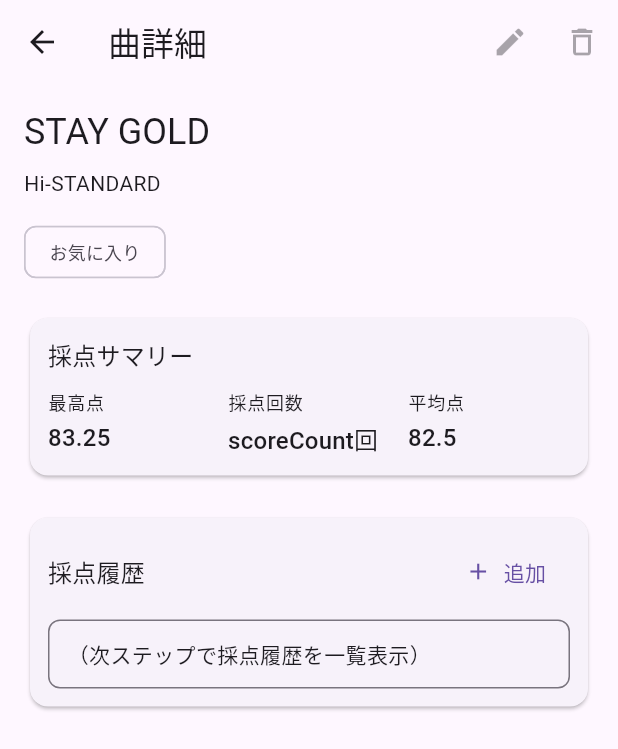
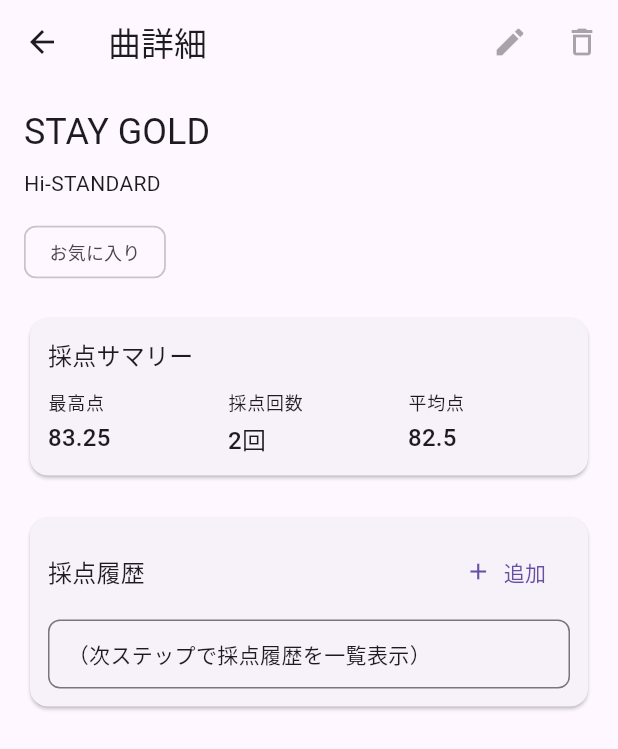
Before and after one commit to kawamata-natsuki/utamemo_app, a Flutter app: the screen it shows after launch, after a tap on "STAY GOLD", on a phone screen of 412 x 824 dp. Shown: the top 749 px of the screen. Run offline on Flutter 3.47's test engine with Material 3 defaults, Android fonts, the phone set to English and light mode, and no system bars; our stand-ins replace firebase_core, firebase_crashlytics; accounts and stored records are empty.

Commit message:
refactor: S11曲詳細画面の責務を分離
- S11SongDetailController を作成してビジネスロジックを管理
- S11SongDetailPage を StatelessWidget から StatefulWidget に変換
- データ取得ロジックをコントローラーに移動
- プライベートウィジェットを新しい共有ウィジェットに置き換え
- 採点追加後の曲情報更新機能を追加
- コードの整理と可読性を向上

```diff
--- /dev/null
+++ b/lib/presentation/screens/s11_song_detail/s11_song_detail_controller.dart
@@ -0,0 +1,14 @@
+import 'package:utamemo_app/data/repositories/song/song_repository.dart';
+import 'package:utamemo_app/domain/model/song.dart';
+
+/// 曲詳細画面のデータ取得ロジックを管理するコントローラー
+class S11SongDetailController {
+  S11SongDetailController(this._repository);
+
+  final SongRepository _repository;
+
+  /// 指定されたIDの曲情報を取得する
+  Future<Song?> loadSong(String songId) async {
+    return await _repository.getSongById(songId);
+  }
+}
--- a/lib/presentation/screens/s11_song_detail/s11_song_detail_page.dart
+++ b/lib/presentation/screens/s11_song_detail/s11_song_detail_page.dart
@@ -1,10 +1,18 @@
 import 'package:flutter/material.dart';
 import 'package:provider/provider.dart';
 
-// providers
 import 'package:utamemo_app/data/repositories/song/song_repository.dart';
+import 'package:utamemo_app/domain/model/song.dart';
 
-class S11SongDetailPage extends StatelessWidget {
+import 'package:utamemo_app/presentation/screens/s11_song_detail/s11_song_detail_controller.dart';
+import 'package:utamemo_app/presentation/screens/s21_add_score/s21_add_score_page.dart';
+import 'package:utamemo_app/presentation/shared/widgets/error_scaffold.dart';
+import 'package:utamemo_app/presentation/shared/widgets/not_found_scaffold.dart';
+import 'package:utamemo_app/presentation/shared/widgets/score_history_section.dart';
+import 'package:utamemo_app/presentation/shared/widgets/score_summary_card.dart';
+import 'package:utamemo_app/presentation/shared/widgets/tags_wrap.dart';
+
+class S11SongDetailPage extends StatefulWidget {
   const S11SongDetailPage({
     super.key,
     required this.songId,
@@ -13,44 +21,69 @@ class S11SongDetailPage extends StatelessWidget {
   final String songId;
 
   @override
+  State<S11SongDetailPage> createState() => _S11SongDetailPageState();
+}
+
+class _S11SongDetailPageState extends State<S11SongDetailPage> {
+  late final S11SongDetailController _controller;
+  late Future<Song?> _songFuture;
+
+  // 初期化
+  @override
+  void initState() {
+    super.initState();
+    final repo = context.read<SongRepository>();
+    _controller = S11SongDetailController(repo);
+    _songFuture = _controller.loadSong(widget.songId);
+  }
+
+  // 曲情報を更新
+  void _refreshSong() {
+    setState(() {
+      _songFuture = _controller.loadSong(widget.songId);
+    });
+  }
+
+  // 画面構築
+  @override
   Widget build(BuildContext context) {
-    return FutureBuilder<_SongDetailVm>(
-      future: _load(context, songId),
+    return FutureBuilder<Song?>(
+      future: _songFuture,
       builder: (context, snapshot) {
-        // ローディング
+        // 読み込み中の表示
         if (snapshot.connectionState != ConnectionState.done) {
           return const Scaffold(
             body: Center(child: CircularProgressIndicator()),
           );
         }
 
-        // 例外
+        // エラーが発生した場合の表示
         if (snapshot.hasError) {
-          return _ErrorScaffold(
+          return ErrorScaffold(
             title: '曲詳細',
             message: '読み込みに失敗しました',
             details: snapshot.error.toString(),
           );
         }
 
-        final vm = snapshot.data;
-        if (vm == null || vm.song == null) {
-          return _NotFoundScaffold(
+        // 曲が見つからない場合の表示
+        final song = snapshot.data;
+        if (song == null) {
+          return NotFoundScaffold(
             title: '曲詳細',
             message: '曲が見つかりません',
           );
         }
 
-        final song = vm.song!;
-        final scoreCount = song.scoreCount; // int
-        final bestScore = song.bestScore; // double?（0件なら null 想定）
-        final avgScore = song.avgScore; // double?（2件以上で表示）
+        final scoreCount = song.scoreCount;
+        final bestScore = song.bestScore;
+        final avgScore = song.avgScore;
 
+        // 曲詳細画面の表示
         return Scaffold(
           appBar: AppBar(
             title: const Text('曲詳細'),
             actions: [
-              // 最小実装：UIだけ置く（次ステップでS12遷移/削除ダイアログ）
               IconButton(
                 tooltip: '編集',
                 onPressed: null, // TODO: S12へ
@@ -66,44 +99,36 @@ class S11SongDetailPage extends StatelessWidget {
           body: ListView(
             padding: const EdgeInsets.all(16),
             children: [
-              // 曲名
               Text(
                 song.title,
                 style: Theme.of(context).textTheme.headlineSmall,
               ),
-
               const SizedBox(height: 8),
-
-              // アーティスト（任意）
-              if ((song.artistName ?? '').trim().isNotEmpty)
+              if (song.artistName?.trim().isNotEmpty ?? false)
                 Text(
                   song.artistName!,
                   style: Theme.of(context).textTheme.bodyMedium,
                 ),
-
               const SizedBox(height: 12),
-
-              // タグ（色付き） ※最小：まずは Chip 表示。TagChip があるなら差し替え
-              if (song.tags.isNotEmpty) _TagsWrap(tags: song.tags),
-
+              if (song.tags.isNotEmpty) TagsWrap(tags: song.tags),
               const SizedBox(height: 16),
-
-              // 採点サマリー（02: 0件なら出さない / 03: best・avg(2件以上)・count）
               if (scoreCount > 0)
-                _SummaryCard(
+                ScoreSummaryCard(
                   bestScore: bestScore,
                   avgScore: (scoreCount >= 2) ? avgScore : null,
                   scoreCount: scoreCount,
                 ),
-
               const SizedBox(height: 20),
-
-              // 採点履歴枠（まずは空でもOK）
-              _HistorySection(
-                hasRecords: scoreCount > 0, // NOTE: 本当は scoreRecords の件数で判定する
-                onAdd: () {
-                  // TODO: 既にS21の仮ページがあるので、そこへ遷移する想定
-                  // 例：Navigator.pushNamed(context, '/songs/$songId/score/add');
+              ScoreHistorySection(
+                hasRecords: scoreCount > 0,
+                onAdd: () async {
+                  await Navigator.push(
+                    context,
+                    MaterialPageRoute(
+                      builder: (context) => S21AddScorePage(songId: widget.songId),
+                    ),
+                  );
+                  _refreshSong();
                 },
               ),
             ],
@@ -112,239 +137,4 @@ class S11SongDetailPage extends StatelessWidget {
       },
     );
   }
-
-  Future<_SongDetailVm> _load(BuildContext context, String songId) async {
-    final repo = context.read<SongRepository>();
-    final song = await repo.getSongById(songId);
-
-    return _SongDetailVm(song: song);
-  }
 }
-
-class _SongDetailVm {
-  const _SongDetailVm({required this.song});
-  final dynamic song; // TODO: Song型に置き換え
-}
-
-/// タグ表示（最小：Chip）
-/// TagChip ウィジェットが既にあるなら、ここで差し替えしてください。
-class _TagsWrap extends StatelessWidget {
-  const _TagsWrap({required this.tags});
-
-  final List<dynamic> tags; // TODO: List<Tag> or List<String> に置き換え
-
-  @override
-  Widget build(BuildContext context) {
-    return Wrap(
-      spacing: 8,
-      runSpacing: 8,
-      children: tags.map((t) {
-        final label = _tagLabel(t);
-        return Chip(
-          label: Text(label, style: const TextStyle(fontSize: 12)),
-        );
-      }).toList(),
-    );
-  }
-
-  String _tagLabel(dynamic t) {
-    // よくあるパターンに寄せて吸収（Tag model / String どちらでも一応動く）
-    if (t is String) return t;
-    try {
-      final name = (t.name as String?)?.trim();
-      if (name != null && name.isNotEmpty) return name;
-    } catch (_) {}
-    return t.toString();
-  }
-}
-
-class _SummaryCard extends StatelessWidget {
-  const _SummaryCard({
-    required this.bestScore,
-    required this.avgScore,
-    required this.scoreCount,
-  });
-
-  final double? bestScore;
-  final double? avgScore;
-  final int scoreCount;
-
-  @override
-  Widget build(BuildContext context) {
-    return Card(
-      child: Padding(
-        padding: const EdgeInsets.all(12),
-        child: Column(
-          crossAxisAlignment: CrossAxisAlignment.start,
-          children: [
-            Text('採点サマリー', style: Theme.of(context).textTheme.titleMedium),
-            const SizedBox(height: 12),
-            Row(
-              children: [
-                _Metric(label: '最高点', value: bestScore?.toStringAsFixed(2) ?? '-'),
-                const SizedBox(width: 12),
-                _Metric(label: '採点回数', value: 'scoreCount回'),
-                if (avgScore != null) ...[
-                  const SizedBox(width: 12),
-                  _Metric(label: '平均点', value: avgScore!.toStringAsFixed(1)),
-                ],
-              ],
-            ),
-          ],
-        ),
-      ),
-    );
-  }
-}
-
-class _Metric extends StatelessWidget {
-  const _Metric({required this.label, required this.value});
-
-  final String label;
-  final String value;
-
-  @override
-  Widget build(BuildContext context) {
-    return Expanded(
-      child: Column(
-        crossAxisAlignment: CrossAxisAlignment.start,
-        children: [
-          Text(label, style: Theme.of(context).textTheme.labelMedium),
-          const SizedBox(height: 4),
-          Text(value, style: Theme.of(context).textTheme.titleMedium),
-        ],
-      ),
-    );
-  }
-}
-
-class _HistorySection extends StatelessWidget {
-  const _HistorySection({
-    required this.hasRecords,
-    required this.onAdd,
-  });
-
-  final bool hasRecords;
-  final VoidCallback onAdd;
-
-  @override
-  Widget build(BuildContext context) {
-    return Card(
-      child: Padding(
-        padding: const EdgeInsets.all(12),
-        child: Column(
-          crossAxisAlignment: CrossAxisAlignment.start,
-          children: [
-            Row(
-              children: [
-                Text('採点履歴', style: Theme.of(context).textTheme.titleMedium),
-                const Spacer(),
-                TextButton.icon(
-                  onPressed: onAdd,
-                  icon: const Icon(Icons.add),
-                  label: const Text('追加'),
-                ),
-              ],
-            ),
-            const SizedBox(height: 8),
-
-            // 最小実装：0件の空状態（03準拠）
-            if (!hasRecords)
-              Column(
-                crossAxisAlignment: CrossAxisAlignment.start,
-                children: [
-                  Text(
-                    'まだ採点記録がありません',
-                    style: Theme.of(context).textTheme.bodyLarge,
-                  ),
-                  const SizedBox(height: 4),
-                  Text(
-                    '＋追加 から最初の採点を登録しましょう',
-                    style: Theme.of(context).textTheme.bodyMedium,
-                  ),
-                ],
-              )
-            else
-              // 次ステップで ListView 化する前提の「枠」
-              Container(
-                width: double.infinity,
-                padding: const EdgeInsets.all(12),
-                decoration: BoxDecoration(
-                  border: Border.all(color: Theme.of(context).dividerColor),
-                  borderRadius: BorderRadius.circular(8),
-                ),
-                child: const Text('（次ステップで採点履歴を一覧表示）'),
-              ),
-          ],
-        ),
-      ),
-    );
-  }
-}
-
-class _NotFoundScaffold extends StatelessWidget {
-  const _NotFoundScaffold({
-    required this.title,
-    required this.message,
-  });
-
-  final String title;
-  final String message;
-
-  @override
-  Widget build(BuildContext context) {
-    return Scaffold(
-      appBar: AppBar(title: Text(title)),
-      body: Center(
-        child: Padding(
-          padding: const EdgeInsets.all(24),
-          child: Column(
-            mainAxisSize: MainAxisSize.min,
-            children: [
-              Text(message, style: Theme.of(context).textTheme.titleMedium),
-              const SizedBox(height: 12),
-              ElevatedButton.icon(
-                onPressed: () => Navigator.pop(context),
-                icon: const Icon(Icons.arrow_back),
-                label: const Text('戻る'),
-              ),
-            ],
-          ),
-        ),
-      ),
-    );
-  }
-}
-
-class _ErrorScaffold extends StatelessWidget {
-  const _ErrorScaffold({
-    required this.title,
-    required this.message,
-    required this.details,
-  });
-
-  final String title;
-  final String message;
-  final String details;
-
-  @override
-  Widget build(BuildContext context) {
-    return Scaffold(
-      appBar: AppBar(title: Text(title)),
-      body: ListView(
-        padding: const EdgeInsets.all(24),
-        children: [
-          Text(message, style: Theme.of(context).textTheme.titleMedium),
-          const SizedBox(height: 8),
-          Text(details, style: Theme.of(context).textTheme.bodySmall),
-          const SizedBox(height: 12),
-          ElevatedButton.icon(
-            onPressed: () => Navigator.pop(context),
-            icon: const Icon(Icons.arrow_back),
-            label: const Text('戻る'),
-          ),
-        ],
-      ),
-    );
-  }
-}
```
